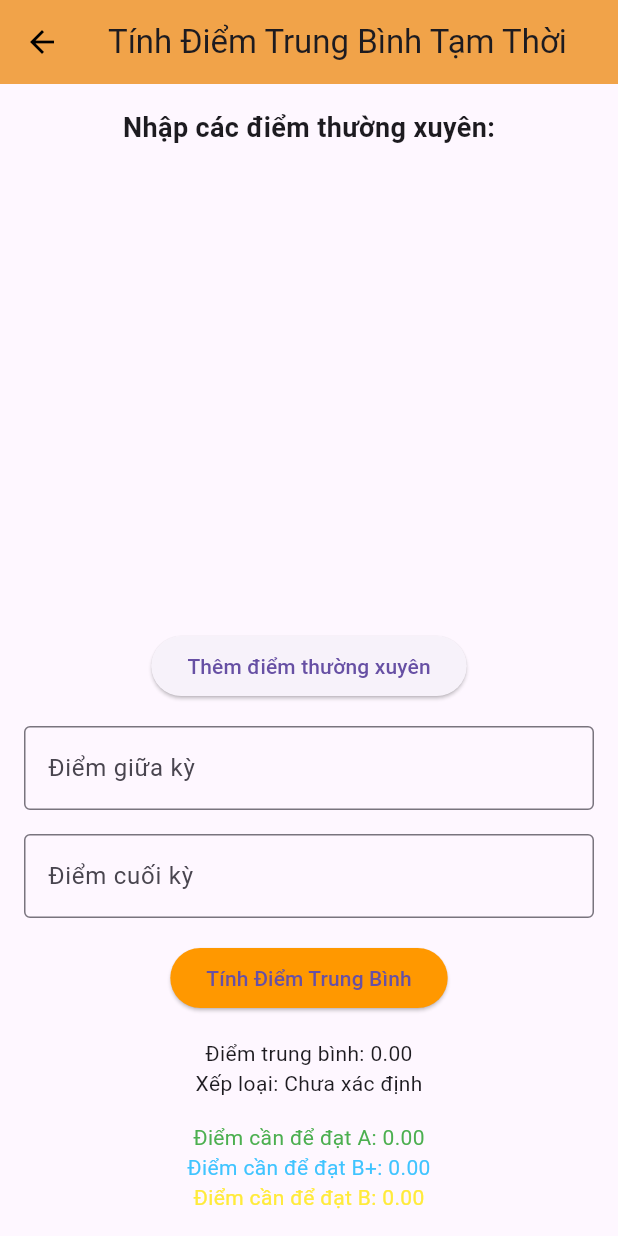
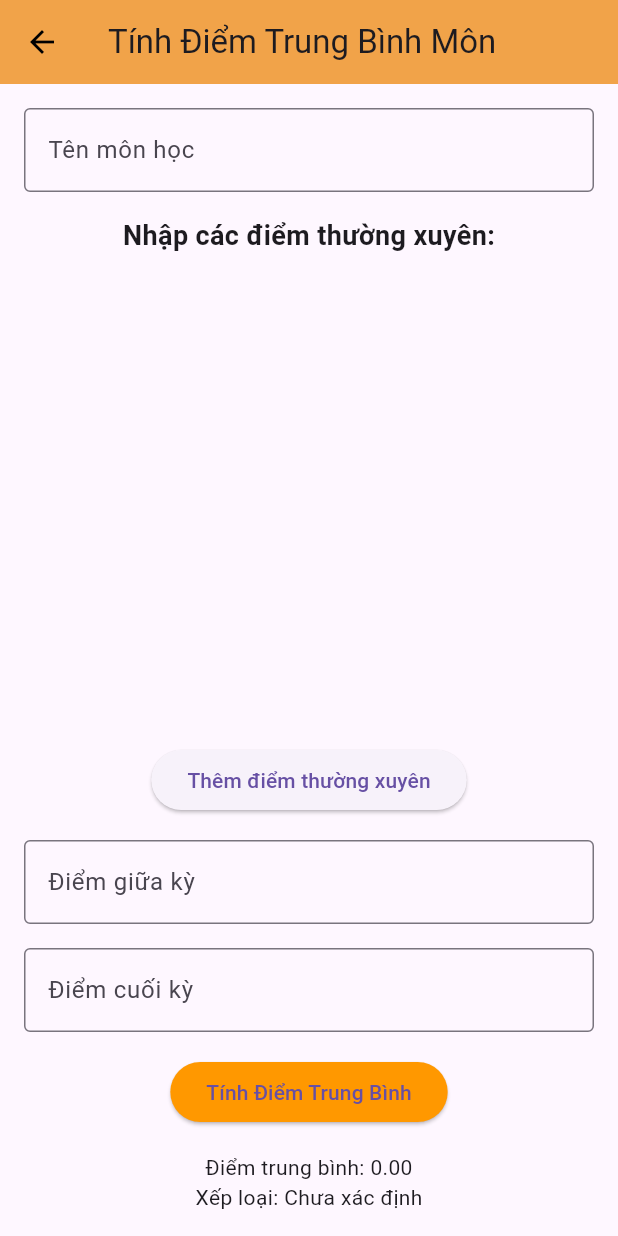
Before and after one commit to NguyenNhatHuynh/UniScore, a Flutter app: the TemporaryAverageScreen screen opened directly, on a phone screen of 412 x 824 dp. Run offline on Flutter 3.47's test engine with Material 3 defaults, Android fonts, the phone set to English and light mode, and no system bars; our stand-ins replace shared_preferences; accounts and stored records are empty.

Commit message:
Update Future - History Score

```diff
--- a/lib/screens/temporary_average_screen.dart
+++ b/lib/screens/temporary_average_screen.dart
@@ -1,4 +1,5 @@
 import 'package:flutter/material.dart';
+import 'package:shared_preferences/shared_preferences.dart';
 
 class TemporaryAverageScreen extends StatefulWidget {
   @override
@@ -6,15 +7,13 @@ class TemporaryAverageScreen extends StatefulWidget {
 }
 
 class _TemporaryAverageScreenState extends State<TemporaryAverageScreen> {
+  final TextEditingController _subjectNameController = TextEditingController();
   final List<TextEditingController> _regularScoreControllers = [];
   final TextEditingController _midTermScoreController = TextEditingController();
   final TextEditingController _finalScoreController = TextEditingController();
 
   double _temporaryAverage = 0.0;
   String _classification = 'Chưa xác định';
-  double _requiredForA = 0.0;
-  double _requiredForBPlus = 0.0;
-  double _requiredForB = 0.0;
 
   void _addRegularScoreField() {
     _regularScoreControllers.add(TextEditingController());
@@ -30,7 +29,15 @@ class _TemporaryAverageScreenState extends State<TemporaryAverageScreen> {
     return (score * 10).roundToDouble() / 10;
   }
 
-  void _calculateTemporaryAverage() {
+  Future<void> _calculateTemporaryAverage() async {
+    String subjectName = _subjectNameController.text.trim();
+    if (subjectName.isEmpty) {
+      ScaffoldMessenger.of(context).showSnackBar(
+        const SnackBar(content: Text('Vui lòng nhập tên môn học')),
+      );
+      return;
+    }
+
     double totalRegularScore = 0.0;
     int regularScoreCount = 0;
 
@@ -49,13 +56,13 @@ class _TemporaryAverageScreenState extends State<TemporaryAverageScreen> {
     if (regularScoreCount == 0) {
       ScaffoldMessenger.of(context).showSnackBar(
         const SnackBar(
-            content: Text('Vui lòng nhập ít nhất một điểm thường xuyên')),
+          content: Text('Vui lòng nhập ít nhất một điểm thường xuyên'),
+        ),
       );
       return;
     }
 
     final double regularScoreAverage = totalRegularScore / regularScoreCount;
-
     final double midTermScore =
         double.tryParse(_midTermScoreController.text) ?? 0.0;
     final double finalScore =
@@ -63,7 +70,8 @@ class _TemporaryAverageScreenState extends State<TemporaryAverageScreen> {
 
     if (midTermScore > 10 || finalScore > 10) {
       ScaffoldMessenger.of(context).showSnackBar(
-          const SnackBar(content: Text('Điểm không được lớn hơn 10')));
+        const SnackBar(content: Text('Điểm không được lớn hơn 10')),
+      );
       return;
     }
 
@@ -96,20 +104,17 @@ class _TemporaryAverageScreenState extends State<TemporaryAverageScreen> {
       } else {
         _classification = 'F';
       }
+    });
 
-      _requiredForA = _roundScore((8.5 -
-              regularScoreAverage * regularWeight -
-              midTermScore * midTermWeight) /
-          finalWeight);
-      _requiredForBPlus = _roundScore((8.0 -
-              regularScoreAverage * regularWeight -
-              midTermScore * midTermWeight) /
-          finalWeight);
-      _requiredForB = _roundScore((7.0 -
-              regularScoreAverage * regularWeight -
-              midTermScore * midTermWeight) /
-          finalWeight);
-    });
+    // Save temporary average to history
+    await _saveTemporaryAverageToHistory(subjectName);
+  }
+
+  Future<void> _saveTemporaryAverageToHistory(String subjectName) async {
+    final prefs = await SharedPreferences.getInstance();
+    final historyList = prefs.getStringList('temporaryAverageHistory') ?? [];
+    historyList.add('$subjectName - $_temporaryAverage - $_classification');
+    await prefs.setStringList('temporaryAverageHistory', historyList);
   }
 
   @override
@@ -119,33 +124,29 @@ class _TemporaryAverageScreenState extends State<TemporaryAverageScreen> {
     }
     _midTermScoreController.dispose();
     _finalScoreController.dispose();
+    _subjectNameController.dispose();
     super.dispose();
-  }
-
-  Color _getRequiredScoreColor(String grade) {
-    switch (grade) {
-      case 'A':
-        return Colors.green;
-      case 'B+':
-        return Colors.lightBlueAccent;
-      case 'B':
-        return Colors.yellow;
-      default:
-        return Colors.black;
-    }
   }
 
   @override
   Widget build(BuildContext context) {
     return Scaffold(
       appBar: AppBar(
-        title: const Text('Tính Điểm Trung Bình Tạm Thời'),
+        title: const Text('Tính Điểm Trung Bình Môn'),
         backgroundColor: Colors.orangeAccent,
       ),
       body: Padding(
         padding: const EdgeInsets.all(16.0),
         child: Column(
           children: [
+            TextField(
+              controller: _subjectNameController,
+              decoration: const InputDecoration(
+                labelText: 'Tên môn học',
+                border: OutlineInputBorder(),
+              ),
+            ),
+            const SizedBox(height: 16),
             const Text(
               'Nhập các điểm thường xuyên:',
               style: TextStyle(fontSize: 18, fontWeight: FontWeight.bold),
@@ -209,19 +210,6 @@ class _TemporaryAverageScreenState extends State<TemporaryAverageScreen> {
             const SizedBox(height: 16),
             Text('Điểm trung bình: ${_temporaryAverage.toStringAsFixed(2)}'),
             Text('Xếp loại: $_classification'),
-            const SizedBox(height: 16),
-            Text(
-              'Điểm cần để đạt A: ${_requiredForA.toStringAsFixed(2)}',
-              style: TextStyle(color: _getRequiredScoreColor('A')),
-            ),
-            Text(
-              'Điểm cần để đạt B+: ${_requiredForBPlus.toStringAsFixed(2)}',
-              style: TextStyle(color: _getRequiredScoreColor('B+')),
-            ),
-            Text(
-              'Điểm cần để đạt B: ${_requiredForB.toStringAsFixed(2)}',
-              style: TextStyle(color: _getRequiredScoreColor('B')),
-            ),
           ],
         ),
       ),
```
Also changed, not shown: lib/screens/score_history_screen.dart (+55 -32 lines).
